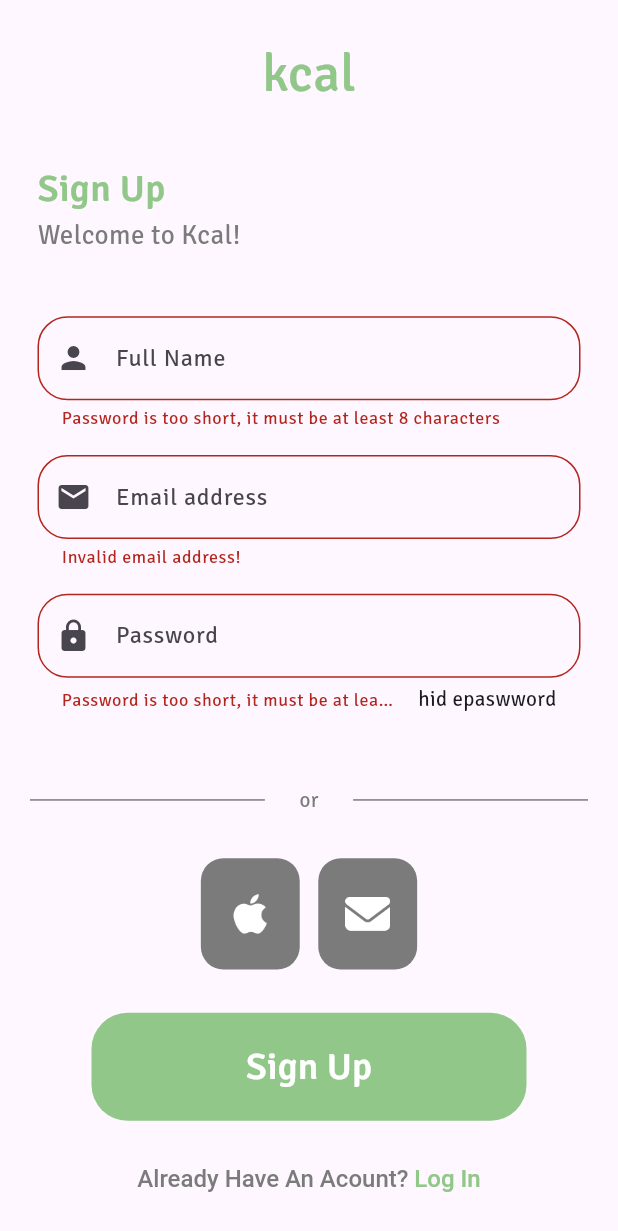
After one commit to Soliyev909/food_ui, a Flutter app: the RegisterPage screen opened directly, after a tap on "Sign Up", on a phone screen of 412 x 824 dp. The commit adds this screen. Shown: the top 1231 px of the screen. Run offline on Flutter 3.47's test engine with Material 2 defaults, Android fonts, the phone set to English and light mode, and no system bars; our stand-ins replace carousel_slider, device_preview, smooth_page_indicator.

Commit message:
added_logi_page_and_create_account

```diff
--- a/lib/src/feature/food_app/screens/registration_page.dart
+++ b/lib/src/feature/food_app/screens/registration_page.dart
@@ -1 +1,24 @@
 //TODO: Zafarbek registration page => Qobil:. homepage;
+
+import 'package:flutter/material.dart';
+
+import '../widget/custom_create_account.dart';
+
+class RegisterPage extends StatelessWidget {
+  const RegisterPage({Key? key}) : super(key: key);
+
+  @override
+  Widget build(BuildContext context) {
+    return Scaffold(
+      body: LayoutBuilder(
+        builder: (context, constraints) {
+          if(constraints.maxWidth <= 428 && constraints.maxHeight <= 960){
+            return CustomCreatePage(constraints: constraints,);
+          }else {
+            return const Scaffold(backgroundColor: Colors.red);
+          }
+        },
+      ),
+    );
+  }
+}
--- a/lib/src/feature/food_app/screens/splash_screen.dart
+++ b/lib/src/feature/food_app/screens/splash_screen.dart
@@ -14,7 +14,7 @@ class _SplashScreenState extends State<SplashScreen> {
   @override
   void initState() {
     super.initState();
-    Future.delayed(const Duration(seconds: 2)).then(
+    Future.delayed(const Duration(seconds: 1)).then(
       (value) => Navigator.of(context).pushReplacement(
         MaterialPageRoute(
           builder: (context) => const IntroPage(),
--- /dev/null
+++ b/lib/src/feature/food_app/widget/custom_create_account.dart
@@ -0,0 +1,193 @@
+import 'package:flutter/material.dart';
+import 'package:food_ui/src/common/constants/app_color.dart';
+
+import 'custom_button.dart';
+import 'custom_richtext.dart';
+import 'custom_text.dart';
+import 'custom_text_form_fild.dart';
+import 'logo_widget.dart';
+import 'regiter_page_bottons.dart';
+
+class CustomCreatePage extends StatefulWidget {
+  final BoxConstraints constraints;
+
+  const CustomCreatePage({
+    Key? key,
+    required this.constraints,
+  }) : super(key: key);
+
+  @override
+  State<CustomCreatePage> createState() => _CustomCreatePageState();
+}
+
+class _CustomCreatePageState extends State<CustomCreatePage> {
+  GlobalKey<FormState> formKey = GlobalKey<FormState>();
+
+  String? validateEmail(String? value) {
+    if (value != null &&
+        !RegExp(r"^[a-zA-Z][a-zA-Z0-9]*@[a-zA-Z0-9]+\.[a-zA-Z]{2,6}$")
+            .hasMatch(value)) {
+      return "Invalid email address!";
+    }
+
+    return null;
+  }
+
+  String? validatePassword(String? value) {
+    if (value != null && !RegExp(r".{8,}").hasMatch(value)) {
+      return "Password is too short, it must be at least 8 characters";
+    }
+
+    if (value != null && value.contains(" ")) {
+      return "Password shouldn't have space";
+    }
+
+    if (value != null && !RegExp(r"\d").hasMatch(value)) {
+      return "Password must have at least one number";
+    }
+
+    if (value != null && !RegExp(r"[a-z]").hasMatch(value)) {
+      return "Password must have at least one letter";
+    }
+
+    if (value != null && !RegExp(r"[A-Z]").hasMatch(value)) {
+      return "Password must have at least one Capital letter";
+    }
+
+    return null;
+  }
+
+  String? validateFulName(String? value){
+    if (value != null && !RegExp(r".{8,}").hasMatch(value)) {
+      return "Password is too short, it must be at least 8 characters";
+    }
+    return null;
+  }
+
+  void onPressed(){
+    if(formKey.currentState!.validate()){
+      // Navigator.push(context, MaterialPageRoute(builder: (context) => A(),));
+    }
+  }
+
+  @override
+  Widget build(BuildContext context) {
+    return Form(
+      key: formKey,
+      child: Column(
+        crossAxisAlignment: CrossAxisAlignment.start,
+        children: [
+          Expanded(
+            flex: 6,
+            child: Column(
+              children: [
+                SizedBox(
+                  height: widget.constraints.maxHeight * .03,
+                ),
+                const LogoWidget(),
+                SizedBox(
+                  height: widget.constraints.maxHeight * .04,
+                ),
+                Padding(
+                  padding: const EdgeInsets.only(left: 25, right: 25),
+                  child: Column(
+                    crossAxisAlignment: CrossAxisAlignment.start,
+                    mainAxisAlignment: MainAxisAlignment.center,
+                    children: [
+                      const CustomText(text1: "Sign Up", text2: "Welcome to Kcal!"),
+                      SizedBox(
+                        height: widget.constraints.maxHeight * .05,
+                      ),
+                      CustomTextFormField(
+                        validator: validateFulName,
+                        hinText: "Full Name",
+                        icon: Icons.person,
+                      ),
+                      SizedBox(height: widget.constraints.maxHeight * 0.02),
+                      CustomTextFormField(
+                        validator: validateEmail,
+                        hinText: "Email address",
+                        icon: Icons.email,
+                      ),
+                      SizedBox(height: widget.constraints.maxHeight * 0.02),
+                      CustomTextFormField(
+                        validator: validatePassword,
+                        hinText: "Password",
+                        icon: Icons.lock,
+                        res: true,
+                      ),
+                    ],
+                  ),
+                ),
+              ],
+            ),
+          ),
+          Expanded(
+            flex: 4,
+            child: Center(
+              child: Column(
+                mainAxisAlignment: MainAxisAlignment.spaceEvenly,
+                children: [
+                  const Row(
+                    mainAxisAlignment: MainAxisAlignment.spaceAround,
+                    children: [
+                      Expanded(
+                        flex: 3,
+                        child: Divider(
+                          color: AppColor.grey,
+                          height: 1,
+                          indent: 20,
+                        ),
+                      ),
+                      Expanded(
+                        child: Center(
+                          child: Text(
+                            "or",
+                            style: TextStyle(
+                              color: AppColor.grey,
+                            ),
+                          ),
+                        ),
+                      ),
+                      Expanded(
+                        flex: 3,
+                        child: Divider(
+                          height: 1,
+                          endIndent: 20,
+                          color: AppColor.grey,
+                        ),
+                      ),
+                    ],
+                  ),
+                  Row(
+                    mainAxisAlignment: MainAxisAlignment.center,
+                    children: [
+                      CustomRegisterButton(
+                        constraints: widget.constraints,
+                        iconPath: "assets/images/picture/apple.png",
+                      ),
+                      SizedBox(width: MediaQuery.of(context).size.width * .03),
+                      CustomRegisterButton(
+                        constraints: widget.constraints,
+                        iconPath: "assets/images/picture/email.png",
+                      ),
+                    ],
+                  ),
+                  CustomButton(
+                    text: "Sign Up",
+                    onPressed: onPressed,
+                  ),
+                  CustomRichText(
+                    onTap: () {},
+                    text: "Log In",
+                    mainText: "Already Have An Acount? ",
+                  ),
+                ],
+              ),
+            ),
+          ),
+        ],
+      ),
+    );
+  }
+}
--- a/lib/src/feature/food_app/widget/custom_richtext.dart
+++ b/lib/src/feature/food_app/widget/custom_richtext.dart
@@ -20,7 +20,7 @@ class CustomRichText extends StatelessWidget {
       text: TextSpan(
         style: const TextStyle(
           color: AppColor.grey,
-          fontSize: 17,
+          fontSize: 16,
           fontWeight: FontWeight.w500,
         ),
         children: [
--- /dev/null
+++ b/lib/src/feature/food_app/widget/custom_text.dart
@@ -0,0 +1,55 @@
+import 'package:flutter/material.dart';
+
+import '../../../common/constants/app_color.dart';
+
+class CustomText extends StatefulWidget {
+  final String text1;
+  final String text2;
+  final CrossAxisAlignment crossAxisAlignment;
+
+  const CustomText({
+    required this.text1,
+    required this.text2,
+    this.crossAxisAlignment = CrossAxisAlignment.start,
+    Key? key,
+  }) : super(key: key);
+
+  @override
+  State<CustomText> createState() => _CustomTextState();
+}
+
+class _CustomTextState extends State<CustomText> {
+  late CrossAxisAlignment crossAxisAlignment;
+
+  @override
+  void initState() {
+    crossAxisAlignment = widget.crossAxisAlignment;
+    super.initState();
+  }
+
+  @override
+  Widget build(BuildContext context) {
+    return Column(
+      crossAxisAlignment: widget.crossAxisAlignment,
+      children: [
+        Text(
+          widget.text1,
+          style: const TextStyle(
+            fontWeight: FontWeight.w600,
+            color: AppColor.mainColor,
+            fontFamily: "Signika",
+            fontSize: 25,
+          ),
+        ),
+        Text(
+          widget.text2,
+          style: const TextStyle(
+            fontWeight: FontWeight.w400,
+            color: AppColor.grey,
+            fontSize: 18,
+          ),
+        ),
+      ],
+    );
+  }
+}
--- /dev/null
+++ b/lib/src/feature/food_app/widget/custom_text_form_fild.dart
@@ -0,0 +1,68 @@
+import 'package:flutter/material.dart';
+
+class CustomTextFormField extends StatefulWidget {
+  final String hinText;
+  final IconData icon;
+  final String? Function(String? value) validator;
+  final bool res;
+  final bool helperText;
+
+  const CustomTextFormField({
+    Key? key,
+    required this.hinText,
+    required this.icon,
+    required this.validator,
+    this.res = false,
+    this.helperText = false,
+  }) : super(key: key);
+
+  @override
+  State<CustomTextFormField> createState() => _CustomTextFormFieldState();
+}
+
+class _CustomTextFormFieldState extends State<CustomTextFormField> {
+  late bool res;
+  late bool helperText;
+  ValueNotifier<bool> isObscure = ValueNotifier<bool>(false);
+
+  @override
+  void initState() {
+    res = widget.res;
+    helperText = widget.helperText;
+    super.initState();
+  }
+
+  void onTap() {
+    isObscure.value = !isObscure.value;
+  }
+
+  @override
+  Widget build(BuildContext context) {
+    return ValueListenableBuilder(
+      valueListenable: isObscure,
+      builder: (context,value, _) {
+        return TextFormField(
+
+          validator: widget.validator,
+          obscureText: value,
+          decoration: InputDecoration(
+            border: const OutlineInputBorder(
+              borderRadius: BorderRadius.all(
+                Radius.circular(20),
+              ),
+            ),
+            prefixIcon: Icon(widget.icon),
+            hintText: widget.hinText,
+            counter: res
+                ? InkWell(
+                    onTap: onTap,
+                    child: (value ? const Text("showpassword") : const Text("hid epaswword")),
+                  )
+                : null,
+            helperText: helperText ? "Forgot password" : null,
+          ),
+        );
+      }
+    );
+  }
+}
--- /dev/null
+++ b/lib/src/feature/food_app/widget/regiter_page_bottons.dart
@@ -0,0 +1,35 @@
+import 'package:flutter/material.dart';
+
+import '../../../common/constants/app_color.dart';
+
+class CustomRegisterButton extends StatelessWidget {
+  final String iconPath;
+  final BoxConstraints constraints;
+
+  const CustomRegisterButton({
+    Key? key,
+    required this.constraints,
+    required this.iconPath,
+  }) : super(key: key);
+
+  @override
+  Widget build(BuildContext context) {
+    return IconButton(
+      onPressed: () {},
+      icon: Image(
+        image: AssetImage(iconPath),
+        width: 30,
+        height: 30,
+        color: AppColor.white,
+      ),
+      style: IconButton.styleFrom(
+        backgroundColor: AppColor.grey,
+        fixedSize:
+            Size(constraints.maxHeight * .08, constraints.maxHeight * .09),
+        shape: const RoundedRectangleBorder(
+          borderRadius: BorderRadius.all(Radius.circular(15)),
+        ),
+      ),
+    );
+  }
+}
```
Also changed, not shown: lib/src/feature/food_app/screens/intro_page.dart (+14 -8 lines), lib/src/feature/food_app/screens/login_page.dart (+23 -1 lines), lib/src/feature/food_app/widget/custom_login_page.dart (added, +131 -0 lines), assets/images/picture/apple.png (added), assets/images/picture/email.png (added).
